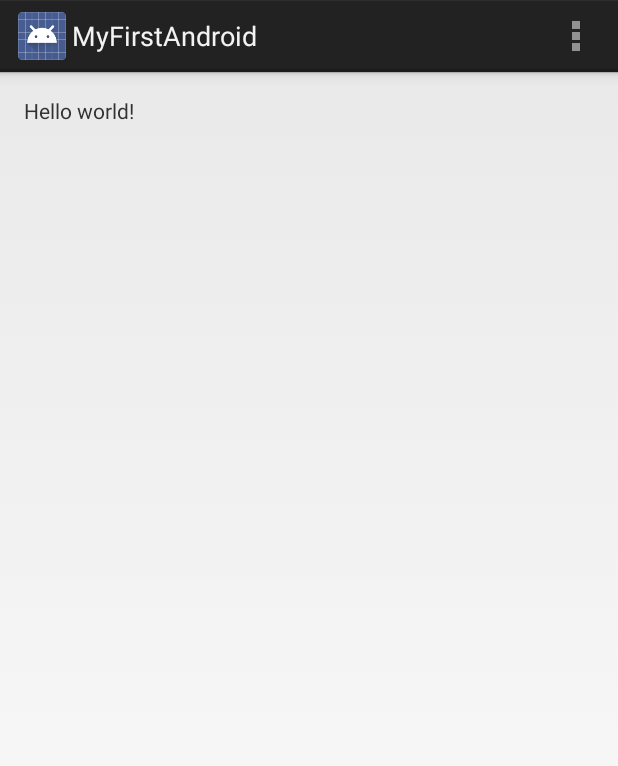
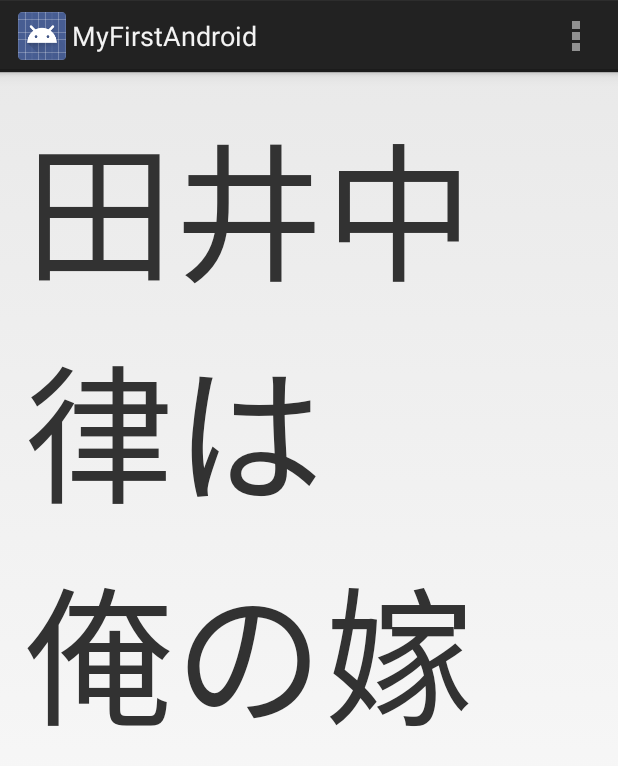
Before and after one commit to otiai10/MyFirstAndroid, an Android app: the screen it shows after launch (MyActivity), on a phone screen of 412 x 824 dp. Shown: the top 766 px of the screen. Run offline under Robolectric (Android 15) with nearby library versions, the phone set to English and light mode, and no system bars.

Commit message:
Change text

```diff
--- a/app/src/main/res/layout/activity_my.xml
+++ b/app/src/main/res/layout/activity_my.xml
@@ -9,8 +9,10 @@
     tools:context=".MyActivity">
 
     <TextView
-        android:text="@string/hello_world"
+        android:text="田井中律は\n俺の嫁"
         android:layout_width="wrap_content"
-        android:layout_height="wrap_content" />
+        android:layout_height="wrap_content"
+        android:textSize="100dp"
+    />
 
 </RelativeLayout>
```
